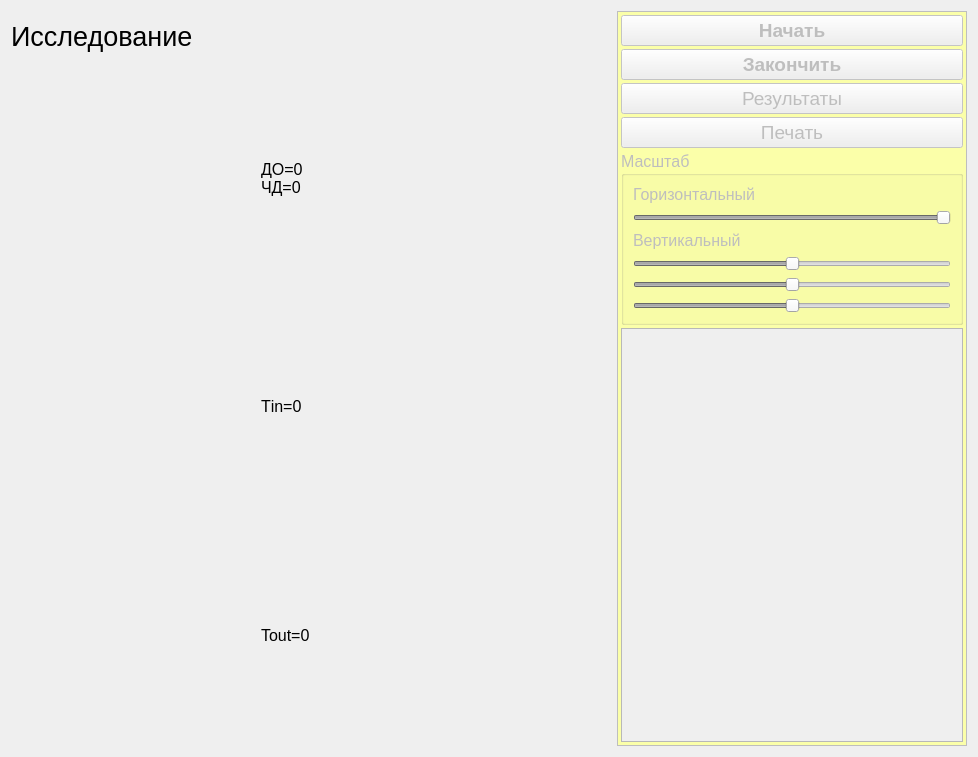
Qt form forms/researchwidget.ui (Zaher220/tsgui) before a commit.
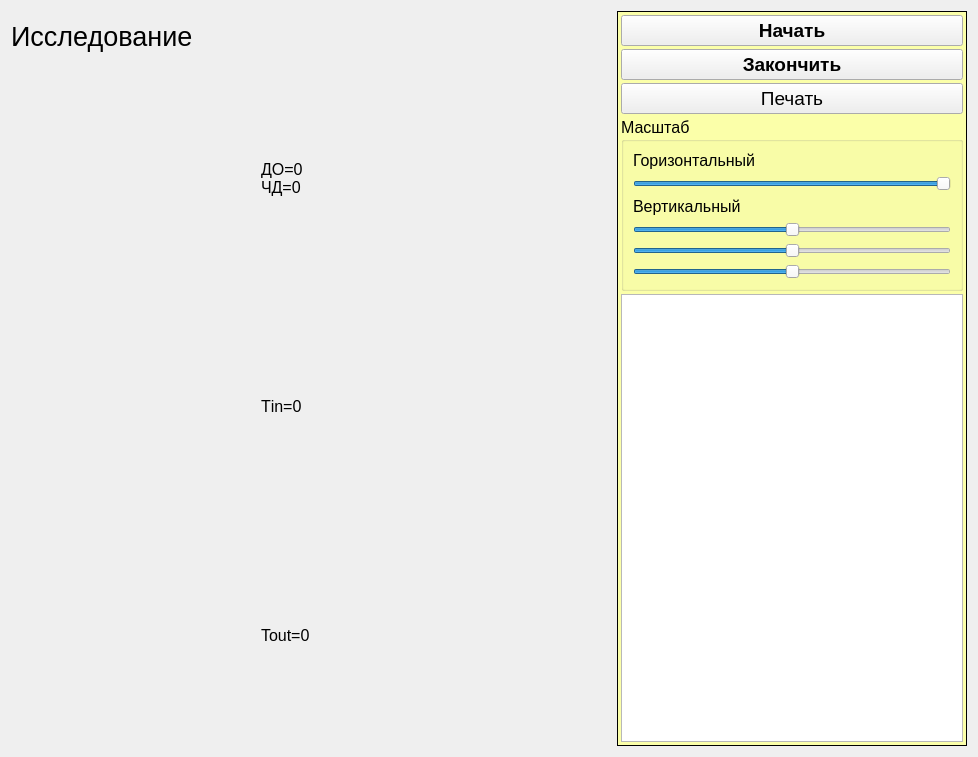
The same form after that commit.

```diff
--- a/forms/researchwidget.ui
+++ b/forms/researchwidget.ui
@@ -117,7 +117,7 @@
    <item>
     <widget class="QFrame" name="managmentBox">
      <property name="enabled">
-      <bool>false</bool>
+      <bool>true</bool>
      </property>
      <property name="minimumSize">
       <size>
@@ -167,7 +167,7 @@
       <item>
        <widget class="QPushButton" name="startExam">
         <property name="enabled">
-         <bool>false</bool>
+         <bool>true</bool>
         </property>
         <property name="font">
          <font>
@@ -184,7 +184,7 @@
       <item>
        <widget class="QPushButton" name="stopExam">
         <property name="enabled">
-         <bool>false</bool>
+         <bool>true</bool>
         </property>
         <property name="font">
          <font>
@@ -198,25 +198,10 @@
         </property>
        </widget>
       </item>
-      <item>
-       <widget class="QPushButton" name="resultsButton">
-        <property name="enabled">
-         <bool>false</bool>
-        </property>
-        <property name="font">
-         <font>
-          <pointsize>14</pointsize>
-         </font>
-        </property>
-        <property name="text">
-         <string>Результаты</string>
-        </property>
-       </widget>
-      </item>
       <item>
        <widget class="QPushButton" name="printButton">
         <property name="enabled">
-         <bool>false</bool>
+         <bool>true</bool>
         </property>
         <property name="font">
          <font>
```
